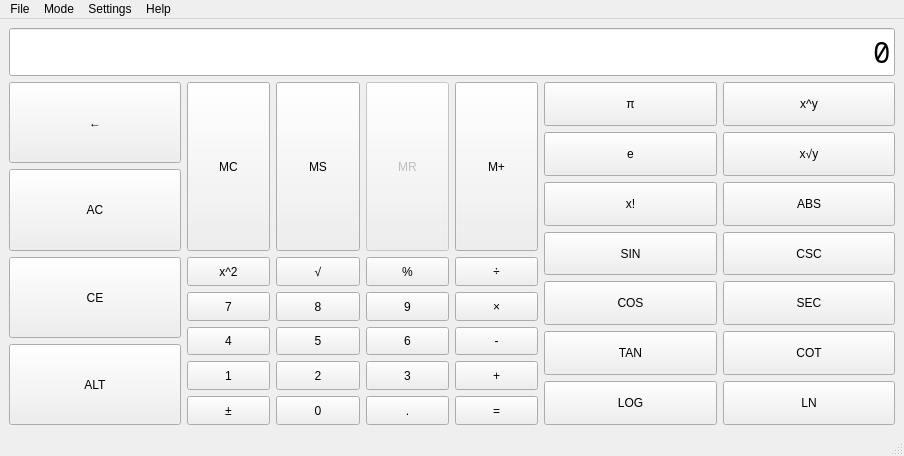
bonevelous/basicalc, file mainwindow.ui: the form before one commit.
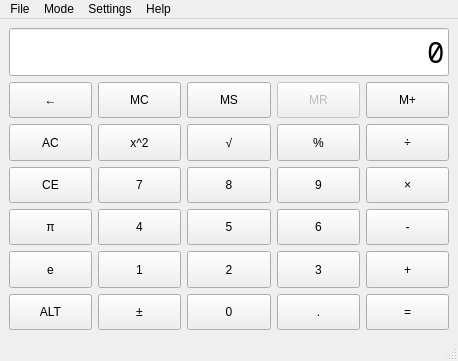
The form after the commit. Custom widgets are drawn as their Qt base class.

Commit message: Final update to version 1.0.1, want to make it more like desmos's scientific calculator

Diff of the .ui file:
```diff
--- a/mainwindow.ui
+++ b/mainwindow.ui
@@ -6,8 +6,8 @@
    <rect>
     <x>0</x>
     <y>0</y>
-    <width>904</width>
-    <height>456</height>
+    <width>458</width>
+    <height>361</height>
    </rect>
   </property>
   <property name="sizePolicy">
@@ -21,35 +21,12 @@
   </property>
   <widget class="QWidget" name="centralwidget">
    <layout class="QGridLayout" name="gridLayout_2">
-    <item row="2" column="1" colspan="2">
-     <layout class="QHBoxLayout" name="horizontalLayout_2">
-      <item>
-       <widget class="MemButton" name="buttonMC">
-        <property name="sizePolicy">
-         <sizepolicy hsizetype="Minimum" vsizetype="Minimum">
-          <horstretch>0</horstretch>
-          <verstretch>0</verstretch>
-         </sizepolicy>
-        </property>
-        <property name="text">
-         <string>MC</string>
-        </property>
-       </widget>
-      </item>
-      <item>
-       <widget class="MemButton" name="buttonMS">
-        <property name="sizePolicy">
-         <sizepolicy hsizetype="Minimum" vsizetype="Minimum">
-          <horstretch>0</horstretch>
-          <verstretch>0</verstretch>
-         </sizepolicy>
-        </property>
-        <property name="text">
-         <string>MS</string>
-        </property>
-       </widget>
-      </item>
-      <item>
+    <item row="2" column="1" rowspan="2" colspan="2">
+     <layout class="QGridLayout" name="mainButtonGrid">
+      <property name="sizeConstraint">
+       <enum>QLayout::SetDefaultConstraint</enum>
+      </property>
+      <item row="1" column="6">
        <widget class="MemButton" name="buttonMR">
         <property name="enabled">
          <bool>false</bool>
@@ -65,7 +42,46 @@
         </property>
        </widget>
       </item>
-      <item>
+      <item row="3" column="2">
+       <widget class="QPushButton" name="button7">
+        <property name="sizePolicy">
+         <sizepolicy hsizetype="Minimum" vsizetype="Minimum">
+          <horstretch>0</horstretch>
+          <verstretch>0</verstretch>
+         </sizepolicy>
+        </property>
+        <property name="text">
+         <string>7</string>
+        </property>
+       </widget>
+      </item>
+      <item row="2" column="6">
+       <widget class="FuncButton" name="buttonModulus">
+        <property name="sizePolicy">
+         <sizepolicy hsizetype="Minimum" vsizetype="Minimum">
+          <horstretch>0</horstretch>
+          <verstretch>0</verstretch>
+         </sizepolicy>
+        </property>
+        <property name="text">
+         <string>%</string>
+        </property>
+       </widget>
+      </item>
+      <item row="3" column="6">
+       <widget class="QPushButton" name="button9">
+        <property name="sizePolicy">
+         <sizepolicy hsizetype="Minimum" vsizetype="Minimum">
+          <horstretch>0</horstretch>
+          <verstretch>0</verstretch>
+         </sizepolicy>
+        </property>
+        <property name="text">
+         <string>9</string>
+        </property>
+       </widget>
+      </item>
+      <item row="1" column="7">
        <widget class="MemButton" name="buttonMAlt">
         <property name="sizePolicy">
          <sizepolicy hsizetype="Minimum" vsizetype="Minimum">
@@ -78,12 +94,8 @@
         </property>
        </widget>
       </item>
-     </layout>
-    </item>
-    <item row="2" column="3" rowspan="2" colspan="2">
-     <layout class="QGridLayout" name="gridLayout">
-      <item row="5" column="0">
-       <widget class="FuncButton" name="buttonSIN">
+      <item row="5" column="7">
+       <widget class="FuncButton" name="buttonAdd">
         <property name="sizePolicy">
          <sizepolicy hsizetype="Minimum" vsizetype="Minimum">
           <horstretch>0</horstretch>
@@ -91,200 +103,11 @@
          </sizepolicy>
         </property>
         <property name="text">
-         <string>SIN</string>
+         <string>+</string>
         </property>
        </widget>
       </item>
-      <item row="5" column="1">
-       <widget class="FuncButton" name="buttonCSC">
-        <property name="sizePolicy">
-         <sizepolicy hsizetype="Minimum" vsizetype="Minimum">
-          <horstretch>0</horstretch>
-          <verstretch>0</verstretch>
-         </sizepolicy>
-        </property>
-        <property name="text">
-         <string>CSC</string>
-        </property>
-       </widget>
-      </item>
-      <item row="8" column="0">
-       <widget class="FuncButton" name="buttonLog">
-        <property name="sizePolicy">
-         <sizepolicy hsizetype="Minimum" vsizetype="Minimum">
-          <horstretch>0</horstretch>
-          <verstretch>0</verstretch>
-         </sizepolicy>
-        </property>
-        <property name="text">
-         <string>LOG</string>
-        </property>
-       </widget>
-      </item>
-      <item row="7" column="0">
-       <widget class="FuncButton" name="buttonTAN">
-        <property name="sizePolicy">
-         <sizepolicy hsizetype="Minimum" vsizetype="Minimum">
-          <horstretch>0</horstretch>
-          <verstretch>0</verstretch>
-         </sizepolicy>
-        </property>
-        <property name="text">
-         <string>TAN</string>
-        </property>
-       </widget>
-      </item>
-      <item row="7" column="1">
-       <widget class="FuncButton" name="buttonCOT">
-        <property name="sizePolicy">
-         <sizepolicy hsizetype="Minimum" vsizetype="Minimum">
-          <horstretch>0</horstretch>
-          <verstretch>0</verstretch>
-         </sizepolicy>
-        </property>
-        <property name="text">
-         <string>COT</string>
-        </property>
-       </widget>
-      </item>
-      <item row="3" column="0">
-       <widget class="QPushButton" name="buttonFact">
-        <property name="sizePolicy">
-         <sizepolicy hsizetype="Minimum" vsizetype="Minimum">
-          <horstretch>0</horstretch>
-          <verstretch>0</verstretch>
-         </sizepolicy>
-        </property>
-        <property name="text">
-         <string>x!</string>
-        </property>
-       </widget>
-      </item>
-      <item row="0" column="1">
-       <widget class="FuncButton" name="buttonPower">
-        <property name="sizePolicy">
-         <sizepolicy hsizetype="Minimum" vsizetype="Minimum">
-          <horstretch>0</horstretch>
-          <verstretch>0</verstretch>
-         </sizepolicy>
-        </property>
-        <property name="text">
-         <string>x^y</string>
-        </property>
-       </widget>
-      </item>
-      <item row="0" column="0">
-       <widget class="ConstButton" name="buttonPi">
-        <property name="sizePolicy">
-         <sizepolicy hsizetype="Minimum" vsizetype="Minimum">
-          <horstretch>0</horstretch>
-          <verstretch>0</verstretch>
-         </sizepolicy>
-        </property>
-        <property name="text">
-         <string>π</string>
-        </property>
-       </widget>
-      </item>
-      <item row="6" column="0">
-       <widget class="FuncButton" name="buttonCOS">
-        <property name="sizePolicy">
-         <sizepolicy hsizetype="Minimum" vsizetype="Minimum">
-          <horstretch>0</horstretch>
-          <verstretch>0</verstretch>
-         </sizepolicy>
-        </property>
-        <property name="text">
-         <string>COS</string>
-        </property>
-       </widget>
-      </item>
-      <item row="6" column="1">
-       <widget class="FuncButton" name="buttonSEC">
-        <property name="sizePolicy">
-         <sizepolicy hsizetype="Minimum" vsizetype="Minimum">
-          <horstretch>0</horstretch>
-          <verstretch>0</verstretch>
-         </sizepolicy>
-        </property>
-        <property name="text">
-         <string>SEC</string>
-        </property>
-       </widget>
-      </item>
-      <item row="8" column="1">
-       <widget class="FuncButton" name="buttonLN">
-        <property name="sizePolicy">
-         <sizepolicy hsizetype="Minimum" vsizetype="Minimum">
-          <horstretch>0</horstretch>
-          <verstretch>0</verstretch>
-         </sizepolicy>
-        </property>
-        <property name="text">
-         <string>LN</string>
-        </property>
-       </widget>
-      </item>
-      <item row="1" column="1">
-       <widget class="FuncButton" name="buttonRoot">
-        <property name="sizePolicy">
-         <sizepolicy hsizetype="Minimum" vsizetype="Minimum">
-          <horstretch>0</horstretch>
-          <verstretch>0</verstretch>
-         </sizepolicy>
-        </property>
-        <property name="text">
-         <string>x√y</string>
-        </property>
-       </widget>
-      </item>
-      <item row="1" column="0">
-       <widget class="ConstButton" name="buttonEuler">
-        <property name="sizePolicy">
-         <sizepolicy hsizetype="Minimum" vsizetype="Minimum">
-          <horstretch>0</horstretch>
-          <verstretch>0</verstretch>
-         </sizepolicy>
-        </property>
-        <property name="text">
-         <string>e</string>
-        </property>
-       </widget>
-      </item>
-      <item row="3" column="1">
-       <widget class="QPushButton" name="buttonAbs">
-        <property name="sizePolicy">
-         <sizepolicy hsizetype="Minimum" vsizetype="Minimum">
-          <horstretch>0</horstretch>
-          <verstretch>0</verstretch>
-         </sizepolicy>
-        </property>
-        <property name="text">
-         <string>ABS</string>
-        </property>
-       </widget>
-      </item>
-     </layout>
-    </item>
-    <item row="3" column="1" colspan="2">
-     <layout class="QGridLayout" name="mainButtonGrid">
-      <property name="sizeConstraint">
-       <enum>QLayout::SetDefaultConstraint</enum>
-      </property>
-      <item row="5" column="1">
-       <widget class="FuncButton" name="buttonSign">
-        <property name="sizePolicy">
-         <sizepolicy hsizetype="Minimum" vsizetype="Minimum">
-          <horstretch>0</horstretch>
-          <verstretch>0</verstretch>
-         </sizepolicy>
-        </property>
-        <property name="text">
-         <string>±</string>
-        </property>
-       </widget>
-      </item>
-      <item row="4" column="1">
+      <item row="5" column="2">
        <widget class="QPushButton" name="button1">
         <property name="sizePolicy">
          <sizepolicy hsizetype="Minimum" vsizetype="Minimum">
@@ -297,46 +120,7 @@
         </property>
        </widget>
       </item>
-      <item row="5" column="6">
-       <widget class="QPushButton" name="buttonAnswer">
-        <property name="sizePolicy">
-         <sizepolicy hsizetype="Minimum" vsizetype="Minimum">
-          <horstretch>0</horstretch>
-          <verstretch>0</verstretch>
-         </sizepolicy>
-        </property>
-        <property name="text">
-         <string>=</string>
-        </property>
-       </widget>
-      </item>
-      <item row="4" column="3">
-       <widget class="QPushButton" name="button2">
-        <property name="sizePolicy">
-         <sizepolicy hsizetype="Minimum" vsizetype="Minimum">
-          <horstretch>0</horstretch>
-          <verstretch>0</verstretch>
-         </sizepolicy>
-        </property>
-        <property name="text">
-         <string>2</string>
-        </property>
-       </widget>
-      </item>
-      <item row="3" column="6">
-       <widget class="FuncButton" name="buttonSubtract">
-        <property name="sizePolicy">
-         <sizepolicy hsizetype="Minimum" vsizetype="Minimum">
-          <horstretch>0</horstretch>
-          <verstretch>0</verstretch>
-         </sizepolicy>
-        </property>
-        <property name="text">
-         <string>-</string>
-        </property>
-       </widget>
-      </item>
-      <item row="2" column="6">
+      <item row="3" column="7">
        <widget class="FuncButton" name="buttonMultiply">
         <property name="sizePolicy">
          <sizepolicy hsizetype="Minimum" vsizetype="Minimum">
@@ -349,7 +133,46 @@
         </property>
        </widget>
       </item>
-      <item row="2" column="3">
+      <item row="4" column="6">
+       <widget class="QPushButton" name="button6">
+        <property name="sizePolicy">
+         <sizepolicy hsizetype="Minimum" vsizetype="Minimum">
+          <horstretch>0</horstretch>
+          <verstretch>0</verstretch>
+         </sizepolicy>
+        </property>
+        <property name="text">
+         <string>6</string>
+        </property>
+       </widget>
+      </item>
+      <item row="1" column="2">
+       <widget class="MemButton" name="buttonMC">
+        <property name="sizePolicy">
+         <sizepolicy hsizetype="Minimum" vsizetype="Minimum">
+          <horstretch>0</horstretch>
+          <verstretch>0</verstretch>
+         </sizepolicy>
+        </property>
+        <property name="text">
+         <string>MC</string>
+        </property>
+       </widget>
+      </item>
+      <item row="2" column="4">
+       <widget class="FuncButton" name="buttonSquareRoot">
+        <property name="sizePolicy">
+         <sizepolicy hsizetype="Minimum" vsizetype="Minimum">
+          <horstretch>0</horstretch>
+          <verstretch>0</verstretch>
+         </sizepolicy>
+        </property>
+        <property name="text">
+         <string>√</string>
+        </property>
+       </widget>
+      </item>
+      <item row="3" column="4">
        <widget class="QPushButton" name="button8">
         <property name="sizePolicy">
          <sizepolicy hsizetype="Minimum" vsizetype="Minimum">
@@ -362,8 +185,8 @@
         </property>
        </widget>
       </item>
-      <item row="3" column="3">
-       <widget class="QPushButton" name="button5">
+      <item row="4" column="7">
+       <widget class="FuncButton" name="buttonSubtract">
         <property name="sizePolicy">
          <sizepolicy hsizetype="Minimum" vsizetype="Minimum">
           <horstretch>0</horstretch>
@@ -371,11 +194,37 @@
          </sizepolicy>
         </property>
         <property name="text">
-         <string>5</string>
+         <string>-</string>
         </property>
        </widget>
       </item>
-      <item row="1" column="6">
+      <item row="6" column="4">
+       <widget class="QPushButton" name="button0">
+        <property name="sizePolicy">
+         <sizepolicy hsizetype="Minimum" vsizetype="Minimum">
+          <horstretch>0</horstretch>
+          <verstretch>0</verstretch>
+         </sizepolicy>
+        </property>
+        <property name="text">
+         <string>0</string>
+        </property>
+       </widget>
+      </item>
+      <item row="6" column="2">
+       <widget class="FuncButton" name="buttonSign">
+        <property name="sizePolicy">
+         <sizepolicy hsizetype="Minimum" vsizetype="Minimum">
+          <horstretch>0</horstretch>
+          <verstretch>0</verstretch>
+         </sizepolicy>
+        </property>
+        <property name="text">
+         <string>±</string>
+        </property>
+       </widget>
+      </item>
+      <item row="2" column="7">
        <widget class="FuncButton" name="buttonDivide">
         <property name="sizePolicy">
          <sizepolicy hsizetype="Minimum" vsizetype="Minimum">
@@ -393,20 +242,7 @@
         </property>
        </widget>
       </item>
-      <item row="4" column="5">
-       <widget class="QPushButton" name="button3">
-        <property name="sizePolicy">
-         <sizepolicy hsizetype="Minimum" vsizetype="Minimum">
-          <horstretch>0</horstretch>
-          <verstretch>0</verstretch>
-         </sizepolicy>
-        </property>
-        <property name="text">
-         <string>3</string>
-        </property>
-       </widget>
-      </item>
-      <item row="5" column="5">
+      <item row="6" column="6">
        <widget class="QPushButton" name="buttonDot">
         <property name="sizePolicy">
          <sizepolicy hsizetype="Minimum" vsizetype="Minimum">
@@ -419,8 +255,8 @@
         </property>
        </widget>
       </item>
-      <item row="5" column="3">
-       <widget class="QPushButton" name="button0">
+      <item row="5" column="4">
+       <widget class="QPushButton" name="button2">
         <property name="sizePolicy">
          <sizepolicy hsizetype="Minimum" vsizetype="Minimum">
           <horstretch>0</horstretch>
@@ -428,12 +264,12 @@
          </sizepolicy>
         </property>
         <property name="text">
-         <string>0</string>
+         <string>2</string>
         </property>
        </widget>
       </item>
-      <item row="2" column="1">
-       <widget class="QPushButton" name="button7">
+      <item row="6" column="7">
+       <widget class="QPushButton" name="buttonAnswer">
         <property name="sizePolicy">
          <sizepolicy hsizetype="Minimum" vsizetype="Minimum">
           <horstretch>0</horstretch>
@@ -441,11 +277,24 @@
          </sizepolicy>
         </property>
         <property name="text">
-         <string>7</string>
+         <string>=</string>
         </property>
        </widget>
       </item>
-      <item row="1" column="1">
+      <item row="5" column="6">
+       <widget class="QPushButton" name="button3">
+        <property name="sizePolicy">
+         <sizepolicy hsizetype="Minimum" vsizetype="Minimum">
+          <horstretch>0</horstretch>
+          <verstretch>0</verstretch>
+         </sizepolicy>
+        </property>
+        <property name="text">
+         <string>3</string>
+        </property>
+       </widget>
+      </item>
+      <item row="2" column="2">
        <widget class="FuncButton" name="buttonSquare">
         <property name="sizePolicy">
          <sizepolicy hsizetype="Minimum" vsizetype="Minimum">
@@ -458,8 +307,8 @@
         </property>
        </widget>
       </item>
-      <item row="3" column="5">
-       <widget class="QPushButton" name="button6">
+      <item row="4" column="4">
+       <widget class="QPushButton" name="button5">
         <property name="sizePolicy">
          <sizepolicy hsizetype="Minimum" vsizetype="Minimum">
           <horstretch>0</horstretch>
@@ -467,37 +316,11 @@
          </sizepolicy>
         </property>
         <property name="text">
-         <string>6</string>
+         <string>5</string>
         </property>
        </widget>
       </item>
-      <item row="1" column="5">
-       <widget class="FuncButton" name="buttonModulus">
-        <property name="sizePolicy">
-         <sizepolicy hsizetype="Minimum" vsizetype="Minimum">
-          <horstretch>0</horstretch>
-          <verstretch>0</verstretch>
-         </sizepolicy>
-        </property>
-        <property name="text">
-         <string>%</string>
-        </property>
-       </widget>
-      </item>
-      <item row="4" column="6">
-       <widget class="FuncButton" name="buttonAdd">
-        <property name="sizePolicy">
-         <sizepolicy hsizetype="Minimum" vsizetype="Minimum">
-          <horstretch>0</horstretch>
-          <verstretch>0</verstretch>
-         </sizepolicy>
-        </property>
-        <property name="text">
-         <string>+</string>
-        </property>
-       </widget>
-      </item>
-      <item row="3" column="1">
+      <item row="4" column="2">
        <widget class="QPushButton" name="button4">
         <property name="sizePolicy">
          <sizepolicy hsizetype="Minimum" vsizetype="Minimum">
@@ -510,8 +333,8 @@
         </property>
        </widget>
       </item>
-      <item row="2" column="5">
-       <widget class="QPushButton" name="button9">
+      <item row="1" column="4">
+       <widget class="MemButton" name="buttonMS">
         <property name="sizePolicy">
          <sizepolicy hsizetype="Minimum" vsizetype="Minimum">
           <horstretch>0</horstretch>
@@ -519,28 +342,11 @@
          </sizepolicy>
         </property>
         <property name="text">
-         <string>9</string>
+         <string>MS</string>
         </property>
        </widget>
       </item>
-      <item row="1" column="3">
-       <widget class="FuncButton" name="buttonSquareRoot">
-        <property name="sizePolicy">
-         <sizepolicy hsizetype="Minimum" vsizetype="Minimum">
-          <horstretch>0</horstretch>
-          <verstretch>0</verstretch>
-         </sizepolicy>
-        </property>
-        <property name="text">
-         <string>√</string>
-        </property>
-       </widget>
-      </item>
-     </layout>
-    </item>
-    <item row="2" column="0" rowspan="2">
-     <layout class="QVBoxLayout" name="verticalLayout">
-      <item>
+      <item row="1" column="1">
        <widget class="QPushButton" name="buttonBack">
         <property name="sizePolicy">
          <sizepolicy hsizetype="Minimum" vsizetype="Minimum">
@@ -553,7 +359,7 @@
         </property>
        </widget>
       </item>
-      <item>
+      <item row="2" column="1">
        <widget class="QPushButton" name="buttonAllCls">
         <property name="sizePolicy">
          <sizepolicy hsizetype="Minimum" vsizetype="Minimum">
@@ -566,7 +372,7 @@
         </property>
        </widget>
       </item>
-      <item>
+      <item row="3" column="1">
        <widget class="ConstButton" name="buttonClsEntry">
         <property name="sizePolicy">
          <sizepolicy hsizetype="Minimum" vsizetype="Minimum">
@@ -579,7 +385,7 @@
         </property>
        </widget>
       </item>
-      <item>
+      <item row="6" column="1">
        <widget class="QPushButton" name="buttonAltMode">
         <property name="sizePolicy">
          <sizepolicy hsizetype="Minimum" vsizetype="Minimum">
@@ -592,9 +398,35 @@
         </property>
        </widget>
       </item>
+      <item row="5" column="1">
+       <widget class="ConstButton" name="buttonEuler">
+        <property name="sizePolicy">
+         <sizepolicy hsizetype="Minimum" vsizetype="Minimum">
+          <horstretch>0</horstretch>
+          <verstretch>0</verstretch>
+         </sizepolicy>
+        </property>
+        <property name="text">
+         <string>e</string>
+        </property>
+       </widget>
+      </item>
+      <item row="4" column="1">
+       <widget class="ConstButton" name="buttonPi">
+        <property name="sizePolicy">
+         <sizepolicy hsizetype="Minimum" vsizetype="Minimum">
+          <horstretch>0</horstretch>
+          <verstretch>0</verstretch>
+         </sizepolicy>
+        </property>
+        <property name="text">
+         <string>π</string>
+        </property>
+       </widget>
+      </item>
      </layout>
     </item>
-    <item row="0" column="0" colspan="5">
+    <item row="0" column="1" colspan="2">
      <widget class="QLineEdit" name="calcEntry">
       <property name="sizePolicy">
        <sizepolicy hsizetype="Expanding" vsizetype="Fixed">
@@ -626,7 +458,7 @@
     <rect>
      <x>0</x>
      <y>0</y>
-     <width>904</width>
+     <width>458</width>
      <height>30</height>
     </rect>
    </property>
```
